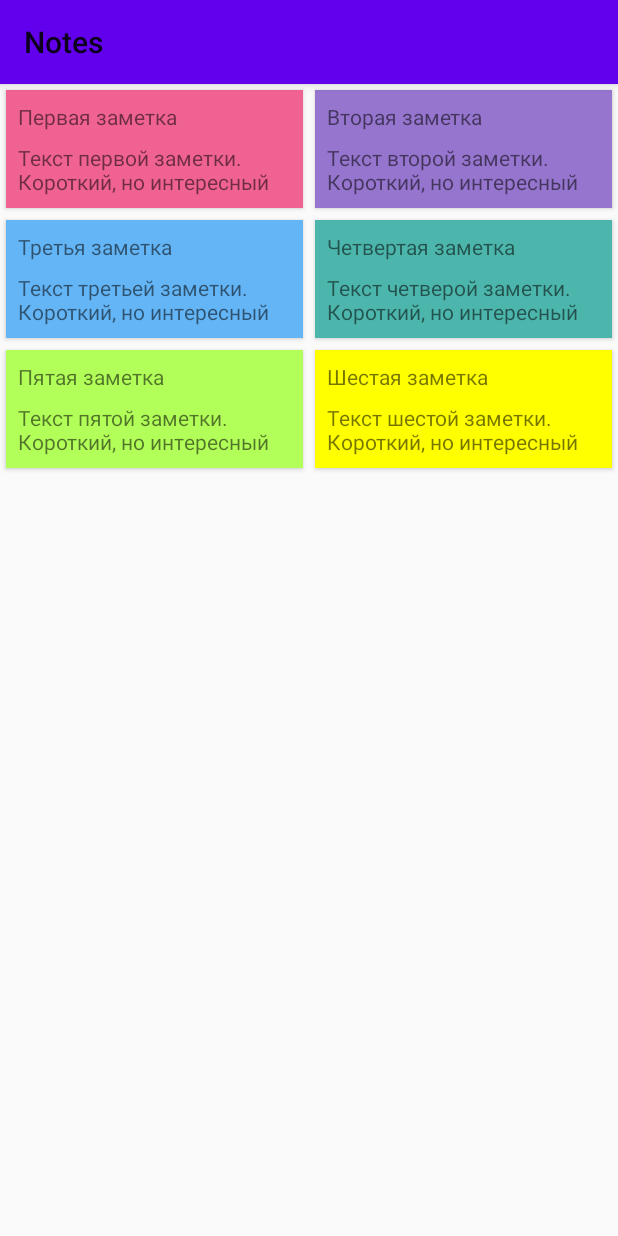
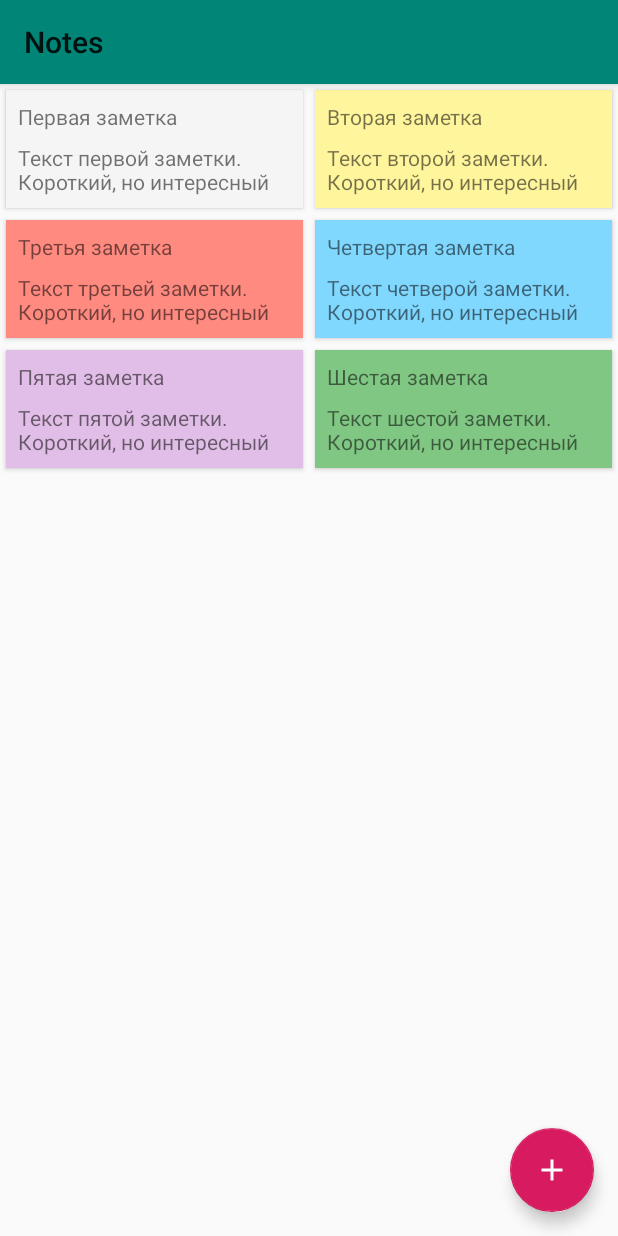
Before and after one commit to loleckek228/Notes, an Android app: the screen it shows after launch (MainActivity), on a phone screen of 412 x 824 dp. Run offline under Robolectric (Android 15) with nearby library versions, the phone set to English and light mode, and no system bars.

Commit message:
Homework(Lesson-3)

```diff
--- a/app/build.gradle
+++ b/app/build.gradle
@@ -2,6 +2,7 @@ apply plugin: 'com.android.application'
 apply plugin: 'kotlin-android'
 apply plugin: 'kotlin-android-extensions'
 apply plugin: 'kotlin-kapt'
+apply plugin: 'com.google.gms.google-services'
 
 android {
     compileSdkVersion 30
@@ -34,6 +35,7 @@ dependencies {
     implementation 'com.google.android.material:material:1.1.0'
     implementation "androidx.core:core-ktx:1.3.0"
     implementation "org.jetbrains.kotlin:kotlin-stdlib-jdk7:$kotlin_version"
+    implementation 'com.google.firebase:firebase-firestore:21.4.3'
     testImplementation 'junit:junit:4.13'
     androidTestImplementation 'androidx.test.ext:junit:1.1.1'
     androidTestImplementation 'androidx.test.espresso:espresso-core:3.2.0'
--- a/app/src/main/AndroidManifest.xml
+++ b/app/src/main/AndroidManifest.xml
@@ -16,6 +16,8 @@
                 <category android:name="android.intent.category.LAUNCHER" />
             </intent-filter>
         </activity>
+
+        <activity android:name=".ui.note.NoteActivity"/>
     </application>
 
 </manifest>
--- a/app/src/main/java/com/geekbrains/android/notes/data/NotesRepository.kt
+++ b/app/src/main/java/com/geekbrains/android/notes/data/NotesRepository.kt
@@ -1,39 +1,74 @@
 package com.geekbrains.android.notes.data
 
+import androidx.lifecycle.LiveData
+import androidx.lifecycle.MutableLiveData
 import com.geekbrains.android.notes.data.entity.Note
+import java.util.*
 
 object NotesRepository {
-    val notes: List<Note> = listOf(
+    private val notesLiveData = MutableLiveData<List<Note>>()
+
+    internal val notes: MutableList<Note> = mutableListOf(
             Note(
+                    UUID.randomUUID().toString(),
                     "Первая заметка",
                     "Текст первой заметки. Короткий, но интересный",
-                    0xfff06292.toInt()
+                    Note.Color.WHITE
             ),
             Note(
+                    UUID.randomUUID().toString(),
                     "Вторая заметка",
                     "Текст второй заметки. Короткий, но интересный",
-                    0xff9575cd.toInt()
+                    Note.Color.YELLOW
             ),
             Note(
+                    UUID.randomUUID().toString(),
                     "Третья заметка",
                     "Текст третьей заметки. Короткий, но интересный",
-                    0xff64b5f6.toInt()
+                    Note.Color.RED
             ),
             Note(
+                    UUID.randomUUID().toString(),
                     "Четвертая заметка",
                     "Текст четверой заметки. Короткий, но интересный",
-                    0xff4db6ac.toInt()
+                    Note.Color.BLUE
             ),
             Note(
+                    UUID.randomUUID().toString(),
                     "Пятая заметка",
                     "Текст пятой заметки. Короткий, но интересный",
-                    0xffb2ff59.toInt()
+                    Note.Color.VIOLET
             ),
             Note(
+                    UUID.randomUUID().toString(),
                     "Шестая заметка",
                     "Текст шестой заметки. Короткий, но интересный",
-                    0xffffff00.toInt()
+                    Note.Color.GREEN
             )
+    )
 
-    )
+    init {
+        notesLiveData.value = notes
+    }
+
+    fun saveNote(note: Note) {
+        addOrReplace(note)
+        notesLiveData.value = notes
+    }
+
+    private fun addOrReplace(note: Note) {
+        for (i in 0 until notes.size) {
+            if (notes[i] == note) {
+                notes[i] = note
+                return
+            }
+        }
+
+        notes.add(note)
+    }
+
+
+    fun getNotes(): LiveData<List<Note>> {
+        return notesLiveData
+    }
 }
--- a/app/src/main/java/com/geekbrains/android/notes/data/entity/Note.kt
+++ b/app/src/main/java/com/geekbrains/android/notes/data/entity/Note.kt
@@ -1,3 +1,33 @@
 package com.geekbrains.android.notes.data.entity
 
-class Note(val title: String, val text: String, val color: Int)
+import android.os.Parcelable
+import kotlinx.android.parcel.Parcelize
+import java.util.*
+
+@Parcelize
+data class Note(
+        val id: String = "",
+        val title: String = "",
+        val text: String = "",
+        val color: Color = Color.WHITE,
+        val lastChanged: Date = Date()
+): Parcelable {
+    override fun equals(other: Any?): Boolean {
+        if (this === other) return true
+        if (javaClass != other?.javaClass) return false
+
+        other as Note
+
+        if (id != other.id) return false
+        return true
+    }
+
+    enum class Color {
+        WHITE,
+        YELLOW,
+        GREEN,
+        BLUE,
+        RED,
+        VIOLET
+    }
+}
--- /dev/null
+++ b/app/src/main/java/com/geekbrains/android/notes/ui/common/FabBehavior.kt
@@ -0,0 +1,55 @@
+package com.geekbrains.android.notes.ui.common
+
+import android.annotation.SuppressLint
+import android.content.Context
+import android.util.AttributeSet
+import android.view.View
+import androidx.coordinatorlayout.widget.CoordinatorLayout
+import androidx.core.view.ViewCompat
+import com.google.android.material.floatingactionbutton.FloatingActionButton
+
+class FabBehavior(context: Context, attributeSet: AttributeSet) : FloatingActionButton.Behavior(context, attributeSet) {
+
+    override fun onStartNestedScroll(
+            coordinatorLayout: CoordinatorLayout,
+            child: FloatingActionButton,
+            directTargetChild: View,
+            target: View,
+            axes: Int,
+            type: Int
+    ): Boolean {
+        return axes == ViewCompat.SCROLL_AXIS_VERTICAL
+                || super.onStartNestedScroll(
+                coordinatorLayout,
+                child, directTargetChild, target, axes, type
+        )
+    }
+
+    override fun onNestedScroll(
+            coordinatorLayout: CoordinatorLayout,
+            child: FloatingActionButton,
+            target: View,
+            dxConsumed: Int,
+            dyConsumed: Int,
+            dxUnconsumed: Int,
+            dyUnconsumed: Int,
+            type: Int
+    ) {
+
+        super.onNestedScroll(
+                coordinatorLayout, child, target,
+                dxConsumed, dyConsumed, dxUnconsumed, dyUnconsumed, type
+        )
+
+        if (dyConsumed > 0 && child.visibility == View.VISIBLE) {
+            child.hide(object : FloatingActionButton.OnVisibilityChangedListener() {
+                @SuppressLint("RestrictedApi")
+                override fun onHidden(fab: FloatingActionButton) {
+                    fab.visibility = View.INVISIBLE
+                }
+            })
+        } else if (dyConsumed < 0 && child.visibility != View.VISIBLE) {
+            child.show()
+        }
+    }
+}
--- a/app/src/main/java/com/geekbrains/android/notes/ui/main/MainActivity.kt
+++ b/app/src/main/java/com/geekbrains/android/notes/ui/main/MainActivity.kt
@@ -1,14 +1,12 @@
 package com.geekbrains.android.notes.ui.main
 
 import android.os.Bundle
-import android.widget.GridLayout
-import android.widget.Toast
 import androidx.appcompat.app.AppCompatActivity
 import androidx.lifecycle.Observer
 import androidx.lifecycle.ViewModelProvider
-import androidx.lifecycle.ViewModelProviders
 import androidx.recyclerview.widget.GridLayoutManager
 import com.geekbrains.android.notes.R
+import com.geekbrains.android.notes.ui.note.NoteActivity
 import kotlinx.android.synthetic.main.activity_main.*
 
 class MainActivity : AppCompatActivity() {
@@ -23,7 +21,9 @@ class MainActivity : AppCompatActivity() {
 
         viewModel = ViewModelProvider(this).get(MainViewModel::class.java)
 
-        adapter = NotesRecyclerViewAdapter()
+        adapter = NotesRecyclerViewAdapter {
+            NoteActivity.start(this, it)
+        }
 
         notes_recyclerView.layoutManager = GridLayoutManager(this, 2)
         notes_recyclerView.adapter = adapter
@@ -31,5 +31,9 @@ class MainActivity : AppCompatActivity() {
         viewModel.viewState().observe(this, Observer { state ->
             state?.let { adapter.notes = it.notes }
         })
+
+        floatingButton.setOnClickListener{
+            NoteActivity.start(this, null)
+        }
     }
 }
--- a/app/src/main/java/com/geekbrains/android/notes/ui/main/MainViewModel.kt
+++ b/app/src/main/java/com/geekbrains/android/notes/ui/main/MainViewModel.kt
@@ -9,7 +9,9 @@ class MainViewModel : ViewModel() {
     private val viewStateLiveData = MutableLiveData<MainViewState>()
 
     init {
-        viewStateLiveData.value = MainViewState(NotesRepository.notes)
+        NotesRepository.getNotes().observeForever() {
+            viewStateLiveData.value = viewStateLiveData.value?.copy(notes = it) ?: MainViewState(it)
+        }
     }
 
     fun viewState(): LiveData<MainViewState> = viewStateLiveData
--- a/app/src/main/java/com/geekbrains/android/notes/ui/main/MainViewState.kt
+++ b/app/src/main/java/com/geekbrains/android/notes/ui/main/MainViewState.kt
@@ -2,4 +2,4 @@ package com.geekbrains.android.notes.ui.main
 
 import com.geekbrains.android.notes.data.entity.Note
 
-class MainViewState(val notes: List<Note>)
+data class MainViewState(val notes: List<Note>)
--- a/app/src/main/java/com/geekbrains/android/notes/ui/main/NotesRecyclerViewAdapter.kt
+++ b/app/src/main/java/com/geekbrains/android/notes/ui/main/NotesRecyclerViewAdapter.kt
@@ -4,13 +4,15 @@ import android.view.LayoutInflater
 import android.view.View
 import android.view.ViewGroup
 import android.widget.Toast
+import androidx.core.content.res.ResourcesCompat
 import androidx.recyclerview.widget.RecyclerView
 import com.geekbrains.android.notes.R
 import com.geekbrains.android.notes.data.entity.Note
 import kotlinx.android.synthetic.main.activity_main.view.*
+import kotlinx.android.synthetic.main.activity_note.*
 import kotlinx.android.synthetic.main.item_note.view.*
 
-class NotesRecyclerViewAdapter : RecyclerView.Adapter<NotesRecyclerViewAdapter.ViewHolder>() {
+class NotesRecyclerViewAdapter(val onItemClick: ((Note) -> Unit)? = null) : RecyclerView.Adapter<NotesRecyclerViewAdapter.ViewHolder>() {
     var notes: List<Note> = listOf()
         set(value) {
             field = value
@@ -30,11 +32,24 @@ class NotesRecyclerViewAdapter : RecyclerView.Adapter<NotesRecyclerViewAdapter.V
     override fun onBindViewHolder(holder: ViewHolder, position: Int) =
             holder.bind(notes[position])
 
-    class ViewHolder(itemView: View) : RecyclerView.ViewHolder(itemView) {
-        fun bind(note: Note) = with(note) {
-            itemView.textView_title.text = title
-            itemView.textView_text.text = text
-            itemView.setBackgroundColor(color)
+    inner class ViewHolder(itemView: View) : RecyclerView.ViewHolder(itemView) {
+        fun bind(note: Note) = with(itemView) {
+            textView_title.text = note.title
+            textView_text.text = note.text
+
+            val color = when (note.color) {
+                Note.Color.WHITE -> R.color.white
+                Note.Color.YELLOW -> R.color.yellow
+                Note.Color.GREEN -> R.color.green
+                Note.Color.BLUE -> R.color.blue
+                Note.Color.RED -> R.color.red
+                Note.Color.VIOLET -> R.color.violet
+            }
+            setBackgroundColor(ResourcesCompat.getColor(resources, color, null))
+
+            setOnClickListener {
+                onItemClick?.invoke(note)
+            }
         }
     }
 }
--- /dev/null
+++ b/app/src/main/res/drawable/ic_add_white.xml
@@ -0,0 +1,5 @@
+<vector android:height="24dp" android:tint="#FFFFFF"
+    android:viewportHeight="24" android:viewportWidth="24"
+    android:width="24dp" xmlns:android="http://schemas.android.com/apk/res/android">
+    <path android:fillColor="@android:color/white" android:pathData="M19,13h-6v6h-2v-6H5v-2h6V5h2v6h6v2z"/>
+</vector>
--- a/app/src/main/res/layout/activity_main.xml
+++ b/app/src/main/res/layout/activity_main.xml
@@ -28,4 +28,16 @@
         app:layout_behavior="@string/appbar_scrolling_view_behavior"
         tools:listitem="@layout/item_note" />
 
+    <com.google.android.material.floatingactionbutton.FloatingActionButton
+        android:id="@+id/floatingButton"
+        android:layout_width="wrap_content"
+        android:layout_height="wrap_content"
+        app:fabSize="normal"
+        android:layout_marginEnd="16dp"
+        android:layout_marginBottom="16dp"
+        app:layout_anchorGravity="bottom|end"
+        android:src="@drawable/ic_add_white"
+        app:layout_anchor="@id/notes_recyclerView"
+        app:layout_behavior=".ui.common.FabBehavior"/>
+
 </androidx.coordinatorlayout.widget.CoordinatorLayout>
--- a/app/src/main/res/values/colors.xml
+++ b/app/src/main/res/values/colors.xml
@@ -1,6 +1,14 @@
 <?xml version="1.0" encoding="utf-8"?>
 <resources>
-    <color name="colorPrimary">#6200EE</color>
-    <color name="colorPrimaryDark">#3700B3</color>
-    <color name="colorAccent">#03DAC5</color>
+    <color name="colorPrimary">#008577</color>
+    <color name="colorPrimaryDark">#00574B</color>
+    <color name="colorAccent">#D81B60</color>
+
+    <color name="white">#F5F5F5</color>
+    <color name="yellow">#FFF59D</color>
+    <color name="green">#81C784</color>
+    <color name="blue">#80d8ff</color>
+    <color name="red">#ff8a80</color>
+    <color name="violet">#e1bee7</color>
+    <color name="pink">#f8bbd0</color>
 </resources>
--- a/app/src/main/res/values/strings.xml
+++ b/app/src/main/res/values/strings.xml
@@ -4,4 +4,5 @@
     <string name="pressed_button">Button was pressed</string>
     <string name="very_important_note">Very important note</string>
     <string name="very_important_text">My very important note text with very important information</string>
+    <string name="new_note">Новая заметка</string>
 </resources>
--- a/build.gradle
+++ b/build.gradle
@@ -8,6 +8,7 @@ buildscript {
     dependencies {
         classpath 'com.android.tools.build:gradle:4.0.1'
         classpath "org.jetbrains.kotlin:kotlin-gradle-plugin:$kotlin_version"
+        classpath 'com.google.gms:google-services:4.3.3'
 
         // NOTE: Do not place your application dependencies here; they belong
         // in the individual module build.gradle files
```
Also changed, not shown: app/src/main/java/com/geekbrains/android/notes/ui/note/NoteActivity.kt (added, +100 -0 lines), app/src/main/java/com/geekbrains/android/notes/ui/note/NoteViewModel.kt (added, +19 -0 lines), app/src/main/java/com/geekbrains/android/notes/ui/note/Text.kt (added, +12 -0 lines), app/src/main/res/layout/activity_note.xml (added, +51 -0 lines), 1 other file.
